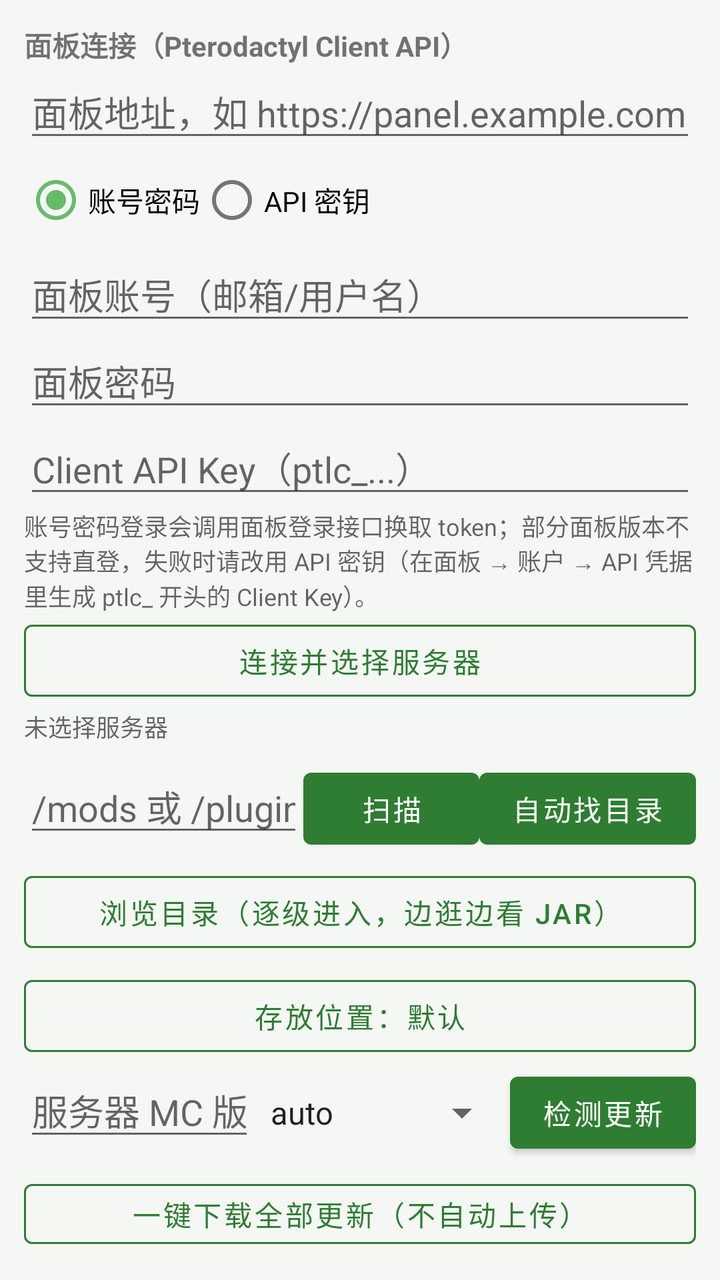
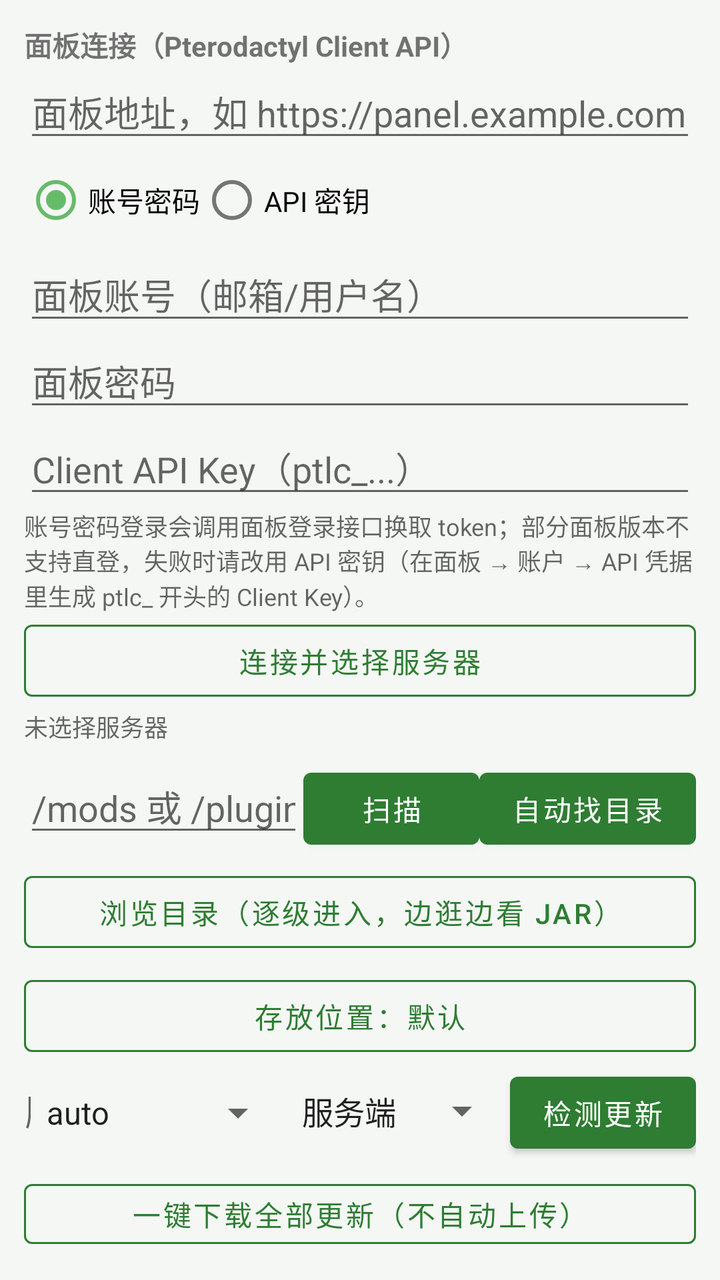

Two renders of the same Android screen: before a commit and after it. Below are the layout's source before the change and the commit's diff.
<!-- AndroidManifest.xml: application theme Theme.ModMigrator -->
<!-- res/layout/fragment_server.xml -->
<?xml version="1.0" encoding="utf-8"?>
<LinearLayout xmlns:android="http://schemas.android.com/apk/res/android"
    android:layout_width="match_parent"
    android:layout_height="match_parent"
    android:orientation="vertical"
    android:padding="12dp">

    <TextView
        android:layout_width="wrap_content"
        android:layout_height="wrap_content"
        android:text="面板连接（Pterodactyl Client API）"
        android:textStyle="bold" />

    <EditText
        android:id="@+id/etPanelBase"
        android:layout_width="match_parent"
        android:layout_height="wrap_content"
        android:hint="面板地址，如 https://panel.example.com"
        android:inputType="textUri"
        android:singleLine="true" />

    <RadioGroup
        android:id="@+id/rgAuth"
        android:layout_width="match_parent"
        android:layout_height="wrap_content"
        android:orientation="horizontal">

        <RadioButton
            android:id="@+id/rbLogin"
            android:layout_width="wrap_content"
            android:layout_height="wrap_content"
            android:checked="true"
            android:text="@string/panel_mode_login" />

        <RadioButton
            android:id="@+id/rbKey"
            android:layout_width="wrap_content"
            android:layout_height="wrap_content"
            android:text="@string/panel_mode_key" />
    </RadioGroup>

    <EditText
        android:id="@+id/etPanelUser"
        android:layout_width="match_parent"
        android:layout_height="wrap_content"
        android:hint="@string/panel_user"
        android:inputType="textEmailAddress"
        android:singleLine="true" />

    <EditText
        android:id="@+id/etPanelPass"
        android:layout_width="match_parent"
        android:layout_height="wrap_content"
        android:hint="@string/panel_pass"
        android:inputType="textPassword"
        android:singleLine="true" />

    <EditText
        android:id="@+id/etPanelKey"
        android:layout_width="match_parent"
        android:layout_height="wrap_content"
        android:hint="Client API Key（ptlc_...）"
        android:inputType="textPassword"
        android:singleLine="true" />

    <TextView
        android:layout_width="match_parent"
        android:layout_height="wrap_content"
        android:text="@string/panel_auth_hint"
        android:textColor="@color/textSecondary"
        android:textSize="12sp" />

    <Button
        android:id="@+id/btnConnect"
        style="@style/AppButtonOutlined"
        android:layout_width="match_parent"
        android:layout_height="wrap_content"
        android:text="连接并选择服务器" />

    <TextView
        android:id="@+id/tvServer"
        android:layout_width="match_parent"
        android:layout_height="wrap_content"
        android:text="未选择服务器"
        android:textColor="@color/textSecondary"
        android:textSize="12sp" />

    <LinearLayout
        android:layout_width="match_parent"
        android:layout_height="wrap_content"
        android:layout_marginTop="8dp"
        android:orientation="horizontal">

        <EditText
            android:id="@+id/etPanelDir"
            android:layout_width="0dp"
            android:layout_height="wrap_content"
            android:layout_weight="1"
            android:hint="/mods 或 /plugins"
            android:inputType="text"
            android:singleLine="true" />

        <Button
            android:id="@+id/btnScanFiles"
            android:layout_width="wrap_content"
            android:layout_height="wrap_content"
            android:text="@string/panel_scan" />

        <Button
            android:id="@+id/btnProbeDir"
            android:layout_width="wrap_content"
            android:layout_height="wrap_content"
            android:text="@string/panel_probe_dir" />
    </LinearLayout>

    <Button
        android:id="@+id/btnBrowseDir"
        style="@style/AppButtonOutlined"
        android:layout_width="match_parent"
        android:layout_height="wrap_content"
        android:layout_marginTop="4dp"
        android:text="浏览目录（逐级进入，边逛边看 jar）" />

    <Button
        android:id="@+id/btnPickOutDir"
        style="@style/AppButtonOutlined"
        android:layout_width="match_parent"
        android:layout_height="wrap_content"
        android:layout_marginTop="4dp"
        android:text="存放位置：默认" />

    <LinearLayout
        android:layout_width="match_parent"
        android:layout_height="wrap_content"
        android:orientation="horizontal">

        <EditText
            android:id="@+id/etVersion"
            android:layout_width="0dp"
            android:layout_height="wrap_content"
            android:layout_weight="1"
            android:hint="服务器 MC 版本"
            android:inputType="text"
            android:singleLine="true" />

        <Spinner
            android:id="@+id/spLoader"
            android:layout_width="wrap_content"
            android:layout_height="wrap_content"
            android:entries="@array/loaders" />

        <Button
            android:id="@+id/btnCheckUpdates"
            android:layout_width="wrap_content"
            android:layout_height="wrap_content"
            android:text="检测更新" />
    </LinearLayout>

    <Button
        android:id="@+id/btnDownloadAll"
        style="@style/AppButtonOutlined"
        android:layout_width="match_parent"
        android:layout_height="wrap_content"
        android:layout_marginTop="6dp"
        android:text="一键下载全部更新（不自动上传）" />

    <TextView
        android:layout_width="wrap_content"
        android:layout_height="wrap_content"
        android:layout_marginTop="10dp"
        android:text="更新列表"
        android:textStyle="bold" />

    <androidx.recyclerview.widget.RecyclerView
        android:id="@+id/rvUpdates"
        android:layout_width="match_parent"
        android:layout_height="0dp"
        android:layout_weight="1" />

    <TextView
        android:id="@+id/tvLog"
        android:layout_width="match_parent"
        android:layout_height="wrap_content"
        android:maxHeight="120dp"
        android:textColor="@color/textSecondary"
        android:textSize="12sp" />
</LinearLayout>
<!-- resources referenced by this layout -->
<resources>
  <string-array name="loaders">
          <item>auto</item>
          <item>fabric</item>
          <item>forge</item>
          <item>neoforge</item>
          <item>quilt</item>
      </string-array>
  <color name="textSecondary">#99000000</color>
  <string name="panel_auth_hint">账号密码登录会调用面板登录接口换取 token；部分面板版本不支持直登，失败时请改用 API 密钥（在面板 → 账户 → API 凭据里生成 ptlc_ 开头的 Client Key）。</string>
  <string name="panel_mode_key">API 密钥</string>
  <string name="panel_mode_login">账号密码</string>
  <string name="panel_pass">面板密码</string>
  <string name="panel_probe_dir">自动找目录</string>
  <string name="panel_scan">扫描</string>
  <string name="panel_user">面板账号（邮箱/用户名）</string>
  <style name="AppButtonOutlined" parent="Widget.MaterialComponents.Button.OutlinedButton">
          <item name="strokeColor">?attr/colorPrimary</item>
          <item name="android:textColor">?attr/colorPrimary</item>
          <item name="iconTint">?attr/colorPrimary</item>
          <item name="rippleColor">?attr/colorPrimary</item>
      </style>
  <style name="Theme.ModMigrator" parent="Theme.MaterialComponents.DayNight.NoActionBar">
          <item name="colorPrimary">@color/primary</item>
          <item name="colorPrimaryDark">@color/primaryDark</item>
          <item name="colorAccent">@color/accent</item>
          <item name="android:windowBackground">@color/bg</item>
          <item name="android:statusBarColor">@color/primaryDark</item>
          <item name="preferenceTheme">@style/PreferenceThemeOverlay</item>
          
          <item name="materialButtonStyle">@style/AppButton</item>
      </style>
  <color name="primary">#FF2E7D32</color>
  <color name="primaryDark">#FF1B5E20</color>
  <color name="accent">#FF66BB6A</color>
  <color name="bg">#FFF5F7F5</color>
  <style name="AppButton" parent="Widget.MaterialComponents.Button">
          <item name="backgroundTint">?attr/colorPrimary</item>
          <item name="android:textColor">@android:color/white</item>
          <item name="rippleColor">?attr/colorPrimary</item>
      </style>
</resources>

<!-- the commit's change to res/layout/fragment_server.xml (unified diff, before → after) -->
@@ -149,6 +149,12 @@
             android:layout_height="wrap_content"
             android:entries="@array/loaders" />
 
+        <Spinner
+            android:id="@+id/spSide"
+            android:layout_width="wrap_content"
+            android:layout_height="wrap_content"
+            android:entries="@array/sides" />
+
         <Button
             android:id="@+id/btnCheckUpdates"
             android:layout_width="wrap_content"
<!-- resource entries referenced after the edit -->
@@ -6,6 +6,10 @@
           <item>forge</item>
           <item>neoforge</item>
           <item>quilt</item>
+      </string-array>
+  <string-array name="sides">
+          <item>服务端</item>
+          <item>客户端</item>
       </string-array>
   <color name="textSecondary">#99000000</color>
   <string name="panel_auth_hint">账号密码登录会调用面板登录接口换取 token；部分面板版本不支持直登，失败时请改用 API 密钥（在面板 → 账户 → API 凭据里生成 ptlc_ 开头的 Client Key）。</string>
